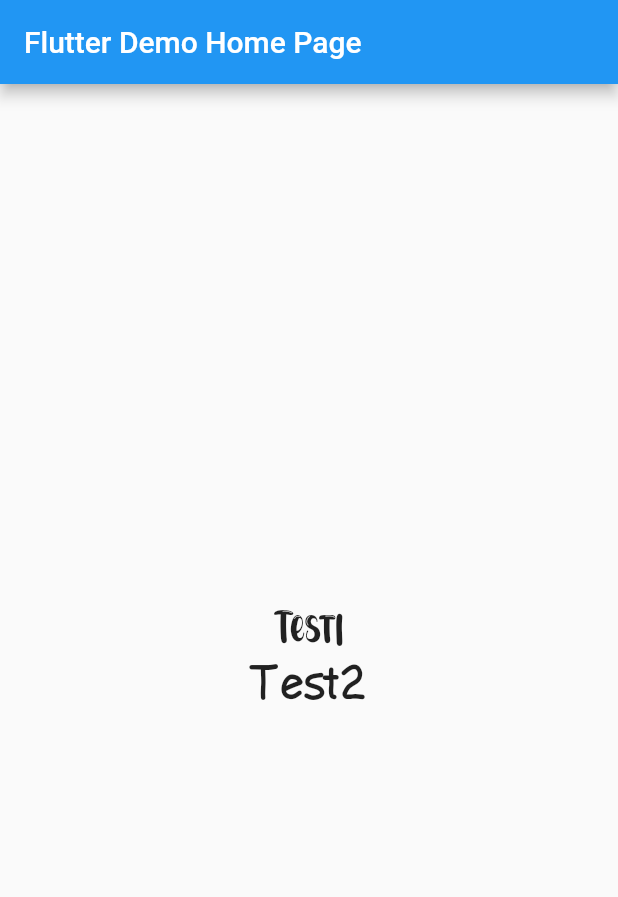
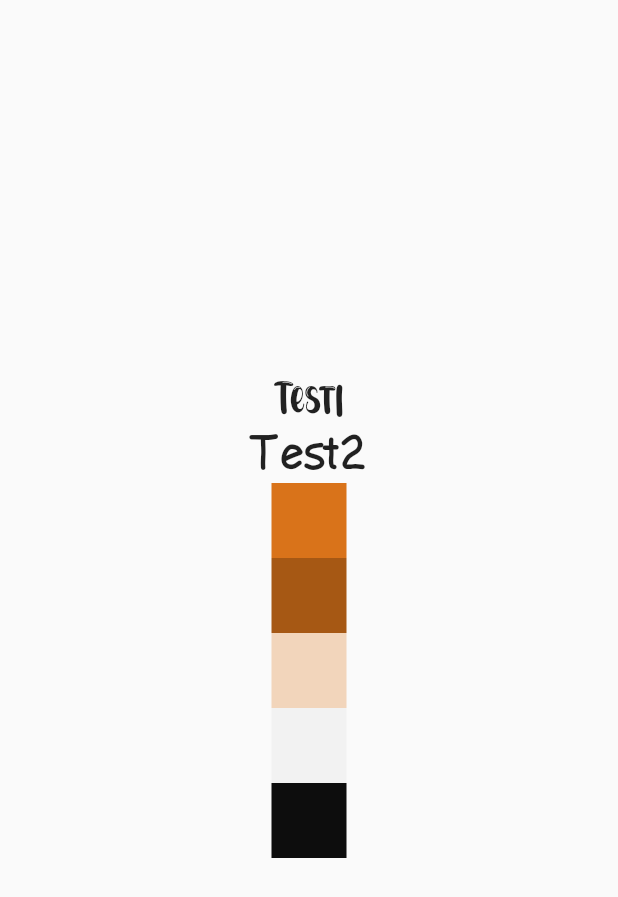
Before and after one commit to Matheus-IT/avaliacao1, a Flutter app: the screen it shows after launch, on a phone screen of 412 x 824 dp. Shown: the top 897 px of the screen. Run offline on Flutter 3.47's test engine with Material 2 defaults, Android fonts, the phone set to English and light mode, and no system bars.

Commit message:
Adding colors

```diff
--- /dev/null
+++ b/lib/consts/colors.dart
@@ -0,0 +1,7 @@
+import 'package:flutter/material.dart';
+
+const kColor1 = Color(0xFFD9731A);
+const kColor2 = Color(0xFFA65814);
+const kColor3 = Color(0xFFF2D5BB);
+const kWhite = Color(0xFFF2F2F2);
+const kBlack = Color(0xFF0D0D0D);
--- a/lib/pages/home_page.dart
+++ b/lib/pages/home_page.dart
@@ -1,4 +1,5 @@
 import 'package:flutter/material.dart';
+import 'package:prog4_avaliacao1/consts/colors.dart';
 
 class HomePage extends StatelessWidget {
   final String title;
@@ -8,13 +9,10 @@ class HomePage extends StatelessWidget {
   @override
   Widget build(BuildContext context) {
     return Scaffold(
-      appBar: AppBar(
-        title: Text(title),
-      ),
       body: Center(
         child: Column(
           mainAxisAlignment: MainAxisAlignment.center,
-          children: const [
+          children: [
             Text(
               'Test1',
               style: TextStyle(
@@ -29,6 +27,31 @@ class HomePage extends StatelessWidget {
                 fontSize: 30.0,
               ),
             ),
+            Container(
+              color: kColor1,
+              width: 50,
+              height: 50,
+            ),
+            Container(
+              color: kColor2,
+              width: 50,
+              height: 50,
+            ),
+            Container(
+              color: kColor3,
+              width: 50,
+              height: 50,
+            ),
+            Container(
+              color: kWhite,
+              width: 50,
+              height: 50,
+            ),
+            Container(
+              color: kBlack,
+              width: 50,
+              height: 50,
+            ),
           ],
         ),
       ),
```
